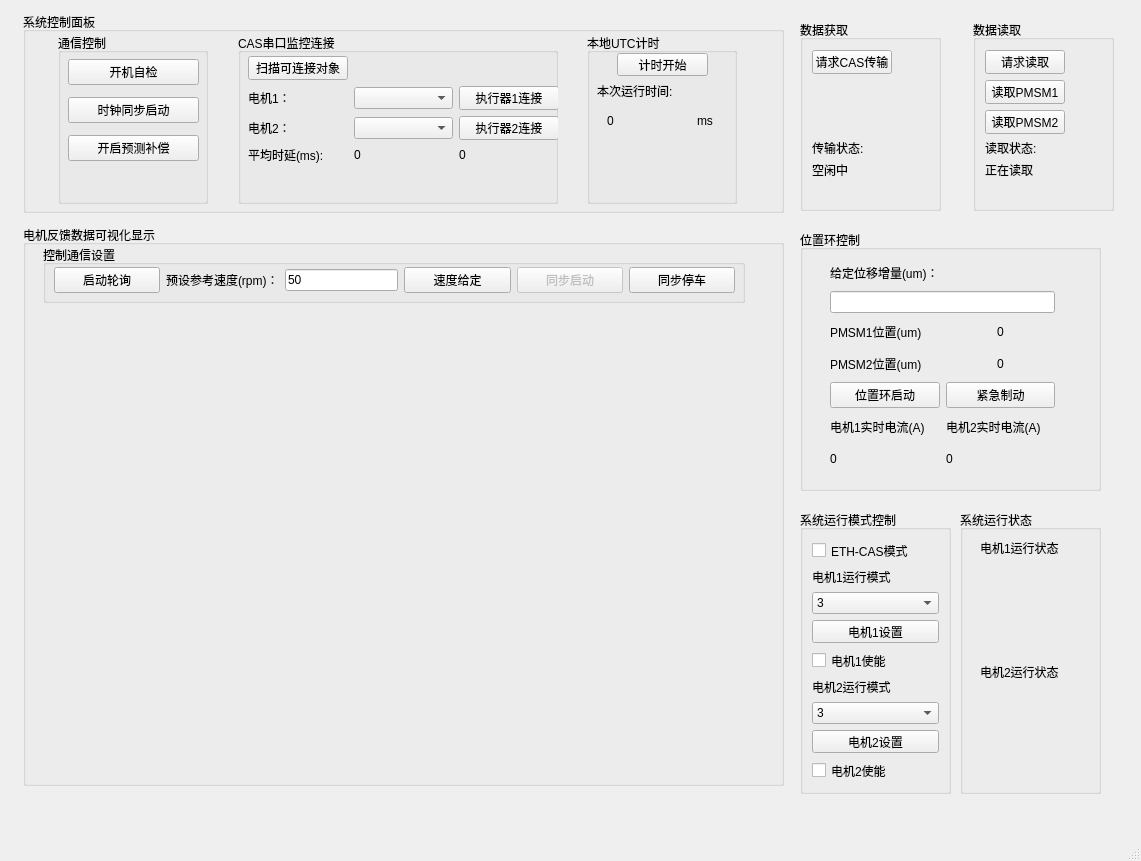
This is mainwindow.ui in whitekiteoversea/PCSyncController as Qt 5 draws it before an edit. The edited form follows.
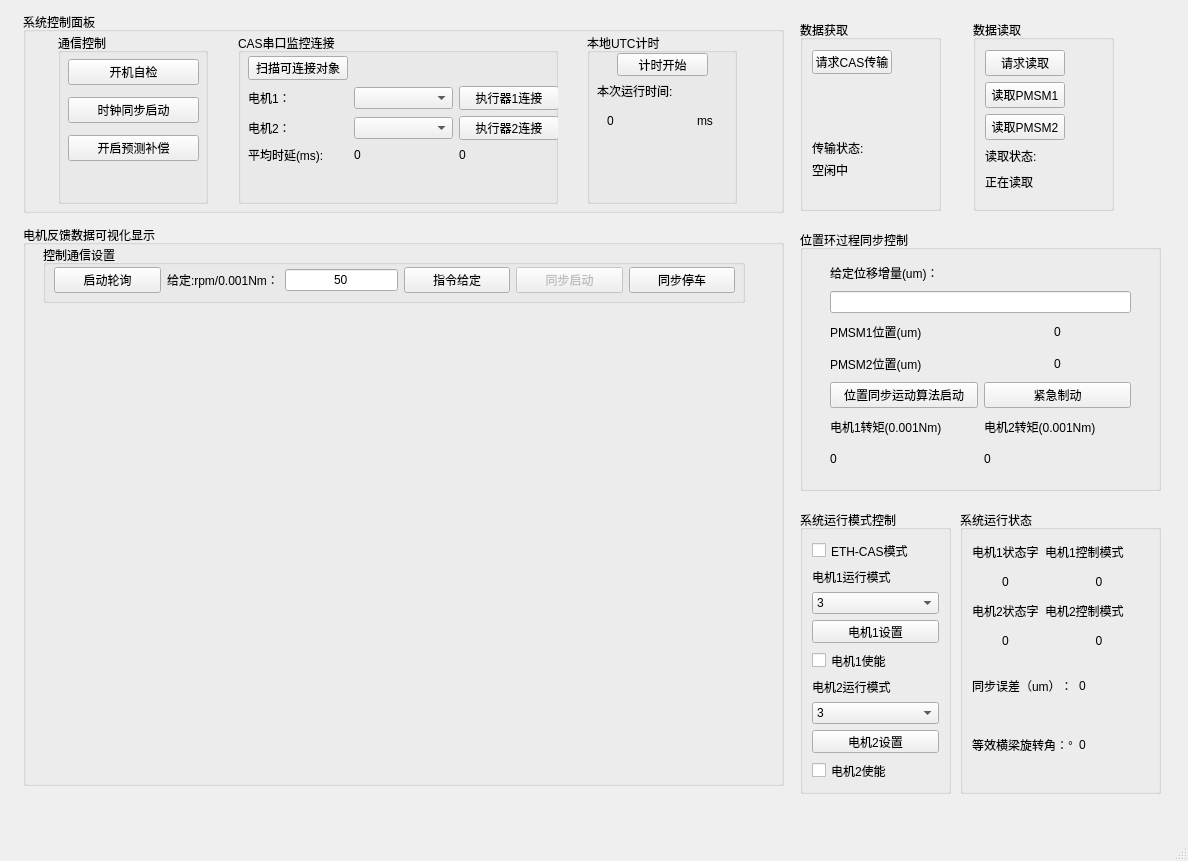
This is the edited form. Custom widgets are drawn as their Qt base class.

Commit message: NEW: V1.1 新增同步控制相关框架，新增实时监控图例, 配合V2.1版本及以上CAS使用

Diff of the .ui file:
```diff
--- a/mainwindow.ui
+++ b/mainwindow.ui
@@ -6,7 +6,7 @@
    <rect>
     <x>0</x>
     <y>0</y>
-    <width>1141</width>
+    <width>1188</width>
     <height>861</height>
    </rect>
   </property>
@@ -109,7 +109,7 @@
           <item row="0" column="1">
            <widget class="QLabel" name="label_3">
             <property name="text">
-             <string>预设参考速度(rpm)：</string>
+             <string>给定:rpm/0.001Nm：</string>
             </property>
            </widget>
           </item>
@@ -130,12 +130,15 @@
             <property name="text">
              <string>50</string>
             </property>
+            <property name="alignment">
+             <set>Qt::AlignCenter</set>
+            </property>
            </widget>
           </item>
           <item row="0" column="3">
            <widget class="QPushButton" name="speedGiven">
             <property name="text">
-             <string>速度给定</string>
+             <string>指令给定</string>
             </property>
            </widget>
           </item>
@@ -508,7 +511,7 @@
      <rect>
       <x>800</x>
       <y>230</y>
-      <width>301</width>
+      <width>361</width>
       <height>261</height>
      </rect>
     </property>
@@ -531,14 +534,14 @@
      </size>
     </property>
     <property name="title">
-     <string>位置环控制</string>
+     <string>位置环过程同步控制</string>
     </property>
     <widget class="QWidget" name="layoutWidget">
      <property name="geometry">
       <rect>
        <x>30</x>
        <y>30</y>
-       <width>225</width>
+       <width>301</width>
        <height>211</height>
       </rect>
      </property>
@@ -563,7 +566,7 @@
       <item row="4" column="0">
        <widget class="QPushButton" name="PosiLoopInit">
         <property name="text">
-         <string>位置环启动</string>
+         <string>位置同步运动算法启动</string>
         </property>
        </widget>
       </item>
@@ -618,14 +621,14 @@
       <item row="5" column="0">
        <widget class="QLabel" name="label_25">
         <property name="text">
-         <string>电机1实时电流(A)</string>
+         <string>电机1转矩(0.001Nm)</string>
         </property>
        </widget>
       </item>
       <item row="5" column="1">
        <widget class="QLabel" name="label_28">
         <property name="text">
-         <string>电机2实时电流(A)</string>
+         <string>电机2转矩(0.001Nm)</string>
         </property>
        </widget>
       </item>
@@ -773,12 +776,12 @@
      <rect>
       <x>960</x>
       <y>510</y>
-      <width>141</width>
+      <width>201</width>
       <height>284</height>
      </rect>
     </property>
     <property name="sizePolicy">
-     <sizepolicy hsizetype="Expanding" vsizetype="Expanding">
+     <sizepolicy hsizetype="Fixed" vsizetype="Fixed">
       <horstretch>0</horstretch>
       <verstretch>0</verstretch>
      </sizepolicy>
@@ -798,60 +801,140 @@
     <property name="title">
      <string>系统运行状态</string>
     </property>
-    <widget class="QLabel" name="label_33">
+    <widget class="QWidget" name="layoutWidget">
      <property name="geometry">
       <rect>
-       <x>20</x>
+       <x>12</x>
        <y>30</y>
-       <width>80</width>
-       <height>16</height>
+       <width>181</width>
+       <height>231</height>
       </rect>
      </property>
-     <property name="text">
-      <string>电机1运行状态</string>
-     </property>
-    </widget>
-    <widget class="QLabel" name="label_34">
-     <property name="geometry">
-      <rect>
-       <x>20</x>
-       <y>154</y>
-       <width>80</width>
-       <height>16</height>
-      </rect>
-     </property>
-     <property name="text">
-      <string>电机2运行状态</string>
-     </property>
-    </widget>
-    <widget class="QLabel" name="PMSM1STA">
-     <property name="geometry">
-      <rect>
-       <x>20</x>
-       <y>60</y>
-       <width>80</width>
-       <height>16</height>
-      </rect>
-     </property>
-     <property name="text">
-      <string/>
-     </property>
-    </widget>
-    <widget class="QLabel" name="PMSM2STA">
-     <property name="geometry">
-      <rect>
-       <x>20</x>
-       <y>190</y>
-       <width>80</width>
-       <height>16</height>
-      </rect>
-     </property>
-     <property name="text">
-      <string/>
-     </property>
+     <layout class="QGridLayout" name="gridLayout_3">
+      <item row="0" column="0">
+       <layout class="QVBoxLayout" name="verticalLayout_3">
+        <item>
+         <widget class="QLabel" name="label_33">
+          <property name="text">
+           <string>电机1状态字</string>
+          </property>
+         </widget>
+        </item>
+        <item>
+         <widget class="QLabel" name="PMSM1STA">
+          <property name="text">
+           <string>0</string>
+          </property>
+          <property name="alignment">
+           <set>Qt::AlignCenter</set>
+          </property>
+         </widget>
+        </item>
+       </layout>
+      </item>
+      <item row="2" column="0" colspan="3">
+       <layout class="QHBoxLayout" name="horizontalLayout_2">
+        <item>
+         <widget class="QLabel" name="label_39">
+          <property name="text">
+           <string>同步误差（um）：</string>
+          </property>
+         </widget>
+        </item>
+        <item>
+         <widget class="QLabel" name="posiSyncError">
+          <property name="text">
+           <string>0</string>
+          </property>
+         </widget>
+        </item>
+       </layout>
+      </item>
+      <item row="3" column="0" colspan="3">
+       <layout class="QHBoxLayout" name="horizontalLayout_3">
+        <item>
+         <widget class="QLabel" name="label_40">
+          <property name="text">
+           <string>等效横梁旋转角：°</string>
+          </property>
+         </widget>
+        </item>
+        <item>
+         <widget class="QLabel" name="rotateAngle">
+          <property name="text">
+           <string>0</string>
+          </property>
+         </widget>
+        </item>
+       </layout>
+      </item>
+      <item row="0" column="1" colspan="2">
+       <layout class="QVBoxLayout" name="verticalLayout_5">
+        <item>
+         <widget class="QLabel" name="label_43">
+          <property name="text">
+           <string>电机1控制模式</string>
+          </property>
+         </widget>
+        </item>
+        <item>
+         <widget class="QLabel" name="PMSM1OM">
+          <property name="text">
+           <string>0</string>
+          </property>
+          <property name="alignment">
+           <set>Qt::AlignCenter</set>
+          </property>
+         </widget>
+        </item>
+       </layout>
+      </item>
+      <item row="1" column="0">
+       <layout class="QVBoxLayout" name="verticalLayout_6">
+        <item>
+         <widget class="QLabel" name="label_34">
+          <property name="text">
+           <string>电机2状态字</string>
+          </property>
+         </widget>
+        </item>
+        <item>
+         <widget class="QLabel" name="PMSM2STA">
+          <property name="text">
+           <string>0</string>
+          </property>
+          <property name="alignment">
+           <set>Qt::AlignCenter</set>
+          </property>
+         </widget>
+        </item>
+       </layout>
+      </item>
+      <item row="1" column="1" colspan="2">
+       <layout class="QVBoxLayout" name="verticalLayout_7">
+        <item>
+         <widget class="QLabel" name="label_44">
+          <property name="text">
+           <string>电机2控制模式</string>
+          </property>
+         </widget>
+        </item>
+        <item>
+         <widget class="QLabel" name="PMSM2OM">
+          <property name="text">
+           <string>0</string>
+          </property>
+          <property name="alignment">
+           <set>Qt::AlignCenter</set>
+          </property>
+         </widget>
+        </item>
+       </layout>
+      </item>
+     </layout>
     </widget>
    </widget>
-   <widget class="QWidget" name="">
+   <widget class="QWidget" name="layoutWidget">
     <property name="geometry">
      <rect>
       <x>800</x>
@@ -980,64 +1063,6 @@
        <property name="title">
         <string>数据读取</string>
        </property>
-       <widget class="QPushButton" name="readFile">
-        <property name="geometry">
-         <rect>
-          <x>12</x>
-          <y>30</y>
-          <width>80</width>
-          <height>24</height>
-         </rect>
-        </property>
-        <property name="text">
-         <string>请求读取</string>
-        </property>
-       </widget>
-       <widget class="QPushButton" name="StorePMSM1">
-        <property name="geometry">
-         <rect>
-          <x>12</x>
-          <y>60</y>
-          <width>80</width>
-          <height>24</height>
-         </rect>
-        </property>
-        <property name="text">
-         <string>读取PMSM1</string>
-        </property>
-       </widget>
-       <widget class="QPushButton" name="StorePMSM2">
-        <property name="geometry">
-         <rect>
-          <x>12</x>
-          <y>90</y>
-          <width>80</width>
-          <height>24</height>
-         </rect>
-        </property>
-        <property name="text">
-         <string>读取PMSM2</string>
-        </property>
-       </widget>
-       <widget class="QLabel" name="label_36">
-        <property name="geometry">
-         <rect>
-          <x>12</x>
-          <y>142</y>
-          <width>51</width>
-          <height>16</height>
-         </rect>
-        </property>
-        <property name="sizePolicy">
-         <sizepolicy hsizetype="Fixed" vsizetype="Preferred">
-          <horstretch>0</horstretch>
-          <verstretch>0</verstretch>
-         </sizepolicy>
-        </property>
-        <property name="text">
-         <string>正在读取</string>
-        </property>
-       </widget>
        <widget class="QLabel" name="label_37">
         <property name="geometry">
          <rect>
@@ -1057,24 +1082,82 @@
          <string/>
         </property>
        </widget>
-       <widget class="QLabel" name="label_38">
+       <widget class="QWidget" name="layoutWidget">
         <property name="geometry">
          <rect>
           <x>12</x>
-          <y>120</y>
-          <width>51</width>
-          <height>16</height>
+          <y>30</y>
+          <width>111</width>
+          <height>141</height>
          </rect>
         </property>
-        <property name="sizePolicy">
-         <sizepolicy hsizetype="Fixed" vsizetype="Preferred">
-          <horstretch>0</horstretch>
-          <verstretch>0</verstretch>
-         </sizepolicy>
-        </property>
-        <property name="text">
-         <string>读取状态:</string>
-        </property>
+        <layout class="QVBoxLayout" name="verticalLayout_8">
+         <item>
+          <widget class="QPushButton" name="readFile">
+           <property name="sizePolicy">
+            <sizepolicy hsizetype="Fixed" vsizetype="Fixed">
+             <horstretch>0</horstretch>
+             <verstretch>0</verstretch>
+            </sizepolicy>
+           </property>
+           <property name="text">
+            <string>请求读取</string>
+           </property>
+          </widget>
+         </item>
+         <item>
+          <widget class="QPushButton" name="StorePMSM1">
+           <property name="sizePolicy">
+            <sizepolicy hsizetype="Fixed" vsizetype="Fixed">
+             <horstretch>0</horstretch>
+             <verstretch>0</verstretch>
+            </sizepolicy>
+           </property>
+           <property name="text">
+            <string>读取PMSM1</string>
+           </property>
+          </widget>
+         </item>
+         <item>
+          <widget class="QPushButton" name="StorePMSM2">
+           <property name="sizePolicy">
+            <sizepolicy hsizetype="Fixed" vsizetype="Fixed">
+             <horstretch>0</horstretch>
+             <verstretch>0</verstretch>
+            </sizepolicy>
+           </property>
+           <property name="text">
+            <string>读取PMSM2</string>
+           </property>
+          </widget>
+         </item>
+         <item>
+          <widget class="QLabel" name="label_38">
+           <property name="sizePolicy">
+            <sizepolicy hsizetype="Fixed" vsizetype="Preferred">
+             <horstretch>0</horstretch>
+             <verstretch>0</verstretch>
+            </sizepolicy>
+           </property>
+           <property name="text">
+            <string>读取状态:</string>
+           </property>
+          </widget>
+         </item>
+         <item>
+          <widget class="QLabel" name="label_36">
+           <property name="sizePolicy">
+            <sizepolicy hsizetype="Fixed" vsizetype="Preferred">
+             <horstretch>0</horstretch>
+             <verstretch>0</verstretch>
+            </sizepolicy>
+           </property>
+           <property name="text">
+            <string>正在读取</string>
+           </property>
+          </widget>
+         </item>
+        </layout>
        </widget>
       </widget>
      </item>
```
Left out of the diff: 12 changed lines with no effect on the pictures. The commit also changes 4 other files.
